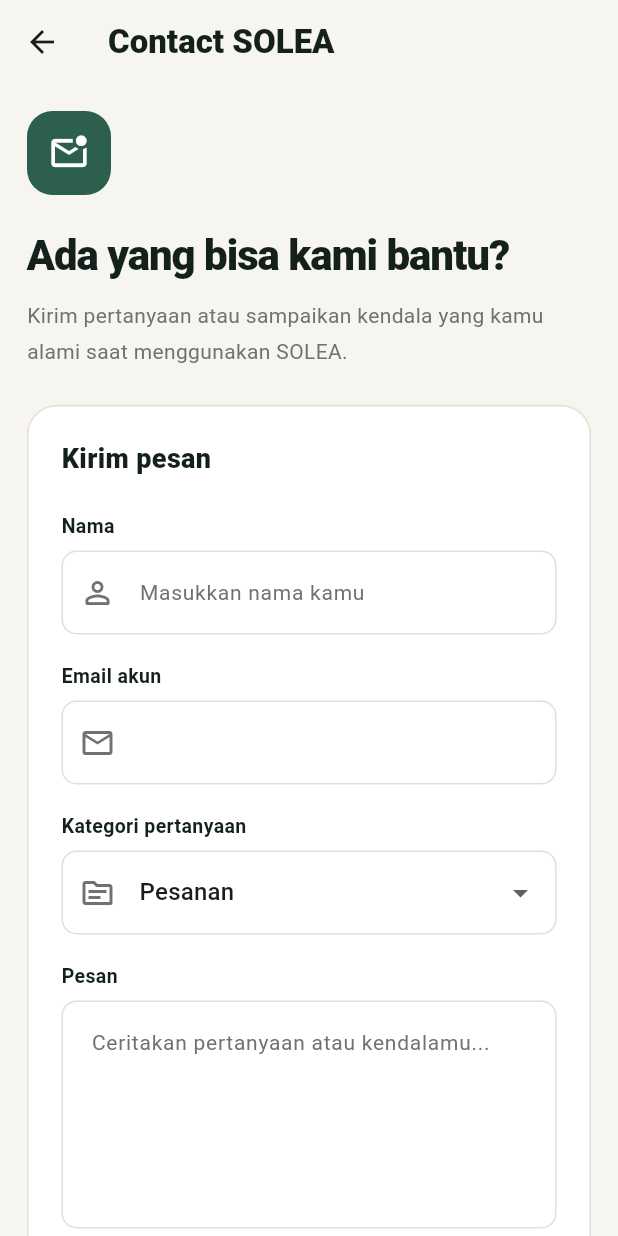
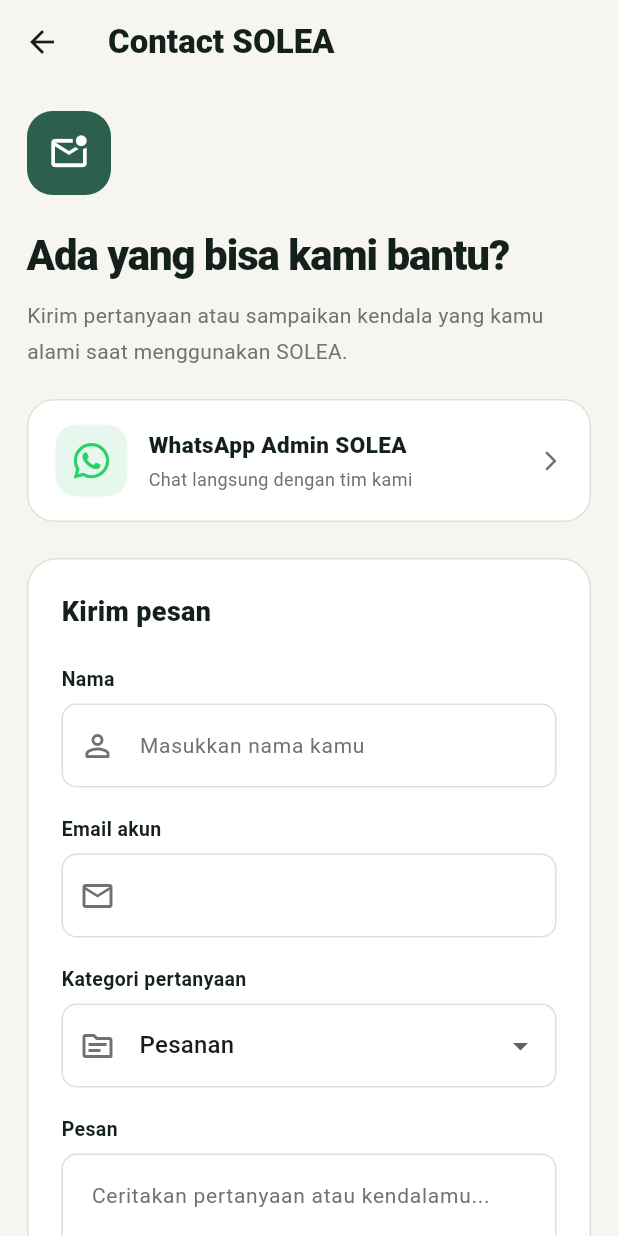
Before and after one commit to ThisSyaa/solea, a Flutter app: the ContactPage screen opened directly, on a phone screen of 412 x 824 dp. Run offline on Flutter 3.47's test engine with Material 3 defaults, Android fonts, the phone set to English and light mode, and no system bars; drawn by our look-alikes of flutter_animate; our stand-ins replace cloud_firestore, dio, firebase_auth, firebase_core, font_awesome_flutter; missing offline and left inert: dart:js_interop; accounts and stored records are empty; statements that could not run were skipped.

Commit message:
Update contact page

```diff
--- a/lib/views/home/contact_page.dart
+++ b/lib/views/home/contact_page.dart
@@ -1,24 +1,20 @@
-
+import 'package:flutter_animate/flutter_animate.dart';
+import 'package:font_awesome_flutter/font_awesome_flutter.dart';
+import 'package:url_launcher/url_launcher.dart';
 import 'package:cloud_firestore/cloud_firestore.dart';
 import 'package:flutter/material.dart';
-
 import '../../controllers/auth_controller.dart';
 import '../../core/app_theme.dart';
-
 class ContactPage extends StatefulWidget {
   const ContactPage({super.key});
-
   @override
   State<ContactPage> createState() => _ContactPageState();
 }
-
 class _ContactPageState extends State<ContactPage> {
   final _formKey = GlobalKey<FormState>();
-
   final _nameController = TextEditingController();
   final _emailController = TextEditingController();
   final _messageController = TextEditingController();
-
   final List<String> _subjects = const [
     'Pesanan',
     'Produk',
@@ -26,21 +22,16 @@ class _ContactPageState extends State<ContactPage> {
     'Akun',
     'Lainnya',
   ];
-
   String _subject = 'Pesanan';
   bool _isSending = false;
-
   @override
   void initState() {
     super.initState();
-
     _nameController.text =
         AuthController.currentName ?? '';
-
     _emailController.text =
         AuthController.currentEmail ?? '';
   }
-
   @override
   void dispose() {
     _nameController.dispose();
@@ -48,10 +39,8 @@ class _ContactPageState extends State<ContactPage> {
     _messageController.dispose();
     super.dispose();
   }
-
   void _showMessage(String message) {
     if (!mounted) return;
-
     ScaffoldMessenger.of(context)
       ..hideCurrentSnackBar()
       ..showSnackBar(
@@ -61,25 +50,19 @@ class _ContactPageState extends State<ContactPage> {
         ),
       );
   }
-
   Future<void> _submitMessage() async {
     FocusScope.of(context).unfocus();
-
     if (!_formKey.currentState!.validate()) return;
-
     final user = AuthController.firebaseUser;
-
     if (user == null || !user.emailVerified) {
       _showMessage(
         'Silakan login dengan email terverifikasi terlebih dahulu.',
       );
       return;
     }
-
     setState(() {
       _isSending = true;
     });
-
     try {
       await FirebaseFirestore.instance
           .collection('users')
@@ -94,25 +77,19 @@ class _ContactPageState extends State<ContactPage> {
         'status': 'new',
         'createdAt': FieldValue.serverTimestamp(),
       });
-
       if (!mounted) return;
-
       _messageController.clear();
-
       setState(() {
         _isSending = false;
       });
-
       _showMessage(
         'Pesan berhasil dicatat. Terima kasih sudah menghubungi SOLEA.',
       );
     } on FirebaseException catch (e) {
       if (!mounted) return;
-
       setState(() {
         _isSending = false;
       });
-
       _showMessage(
         e.code == 'permission-denied'
             ? 'Pengiriman ditolak oleh Firestore Rules. Periksa aturan supportMessages.'
@@ -120,14 +97,25 @@ class _ContactPageState extends State<ContactPage> {
       );
     } catch (_) {
       if (!mounted) return;
-
       setState(() {
         _isSending = false;
       });
-
       _showMessage(
         'Terjadi kesalahan. Periksa koneksi lalu coba lagi.',
       );
+    }
+  }
+  Future<void> _openWhatsApp() async {
+    final Uri whatsappUri = Uri.parse('https://wa.me/6285607589130');
+
+    try {
+      final launched = await launchUrl(
+        whatsappUri,
+        mode: LaunchMode.externalApplication,
+      );
+      if (!launched) _showMessage('Tidak dapat membuka WhatsApp.');
+    } catch (_) {
+      _showMessage('Terjadi kesalahan saat membuka WhatsApp.');
     }
   }
 
@@ -151,7 +139,6 @@ class _ContactPageState extends State<ContactPage> {
         builder: (context, constraints) {
           final horizontalPadding =
               constraints.maxWidth < 600 ? 18.0 : 28.0;
-
           return SingleChildScrollView(
             physics: const BouncingScrollPhysics(),
             padding: EdgeInsets.fromLTRB(
@@ -190,7 +177,10 @@ class _ContactPageState extends State<ContactPage> {
                         fontWeight: FontWeight.w900,
                         letterSpacing: -0.7,
                       ),
-                    ),
+                    )
+                        .animate()
+                        .fadeIn(duration: 550.ms)
+                        .slideY(begin: 0.15, end: 0),
                     const SizedBox(height: 8),
                     const Text(
                       'Kirim pertanyaan atau sampaikan kendala '
@@ -201,6 +191,76 @@ class _ContactPageState extends State<ContactPage> {
                         height: 1.7,
                       ),
                     ),
+                    const SizedBox(height: 20),
+                    Material(
+                      color: Colors.white,
+                      borderRadius: BorderRadius.circular(18),
+                      child: InkWell(
+                        onTap: _openWhatsApp,
+                        borderRadius: BorderRadius.circular(18),
+                        child: Container(
+                          padding: const EdgeInsets.symmetric(
+                            horizontal: 18,
+                            vertical: 16,
+                          ),
+                          decoration: BoxDecoration(
+                            borderRadius: BorderRadius.circular(18),
+                            border: Border.all(color: AppColors.line),
+                          ),
+                          child: Row(
+                            children: [
+                              Container(
+                                width: 48,
+                                height: 48,
+                                decoration: BoxDecoration(
+                                  color: const Color(0xFFE8F7EE),
+                                  borderRadius: BorderRadius.circular(14),
+                                ),
+                                child: const Center(
+                                  child: FaIcon(
+                                    FontAwesomeIcons.whatsapp,
+                                    color: Color(0xFF25D366),
+                                    size: 27,
+                                  ),
+                                ),
+                              ),
+                              const SizedBox(width: 14),
+                              const Expanded(
+                                child: Column(
+                                  crossAxisAlignment: CrossAxisAlignment.start,
+                                  children: [
+                                    Text(
+                                      'WhatsApp Admin SOLEA',
+                                      style: TextStyle(
+                                        color: AppColors.ink,
+                                        fontWeight: FontWeight.w800,
+                                        fontSize: 15,
+                                      ),
+                                    ),
+                                    SizedBox(height: 4),
+                                    Text(
+                                      'Chat langsung dengan tim kami',
+                                      style: TextStyle(
+                                        color: AppColors.muted,
+                                        fontSize: 12,
+                                      ),
+                                    ),
+                                  ],
+                                ),
+                              ),
+                              const Icon(
+                                Icons.arrow_forward_ios_rounded,
+                                size: 16,
+                                color: AppColors.muted,
+                              ),
+                            ],
+                          ),
+                        ),
+                      ),
+                    )
+                        .animate()
+                        .fadeIn(duration: 600.ms, delay: 120.ms)
+                        .slideY(begin: 0.12, end: 0),
                     const SizedBox(height: 24),
 
                     Container(
@@ -226,7 +286,6 @@ class _ContactPageState extends State<ContactPage> {
                               ),
                             ),
                             const SizedBox(height: 22),
-
                             const FieldLabel('Nama'),
                             TextFormField(
                               controller: _nameController,
@@ -246,9 +305,7 @@ class _ContactPageState extends State<ContactPage> {
                                 return null;
                               },
                             ),
-
                             const SizedBox(height: 18),
-
                             const FieldLabel('Email akun'),
                             TextFormField(
                               controller: _emailController,
@@ -259,12 +316,10 @@ class _ContactPageState extends State<ContactPage> {
                                 ),
                               ),
                             ),
-
                             const SizedBox(height: 18),
-
                             const FieldLabel('Kategori pertanyaan'),
                             DropdownButtonFormField<String>(
-                              value: _subject,
+                              initialValue: _subject,
                               decoration: const InputDecoration(
                                 prefixIcon: Icon(
                                   Icons.topic_outlined,
@@ -280,15 +335,12 @@ class _ContactPageState extends State<ContactPage> {
                                   ? null
                                   : (value) {
                                       if (value == null) return;
-
                                       setState(() {
                                         _subject = value;
                                       });
                                     },
                             ),
-
                             const SizedBox(height: 18),
-
                             const FieldLabel('Pesan'),
                             TextFormField(
                               controller: _messageController,
@@ -307,13 +359,10 @@ class _ContactPageState extends State<ContactPage> {
                                     value.trim().length < 10) {
                                   return 'Pesan minimal 10 karakter.';
                                 }
-
                                 return null;
                               },
                             ),
-
                             const SizedBox(height: 14),
-
                             SizedBox(
                               width: double.infinity,
                               height: 52,
@@ -341,9 +390,7 @@ class _ContactPageState extends State<ContactPage> {
                                 ),
                               ),
                             ),
-
                             const SizedBox(height: 12),
-
                             const Text(
                               'Pesan tersimpan di sistem SOLEA. '
                               'Halaman ini belum mengirim email atau '
```
